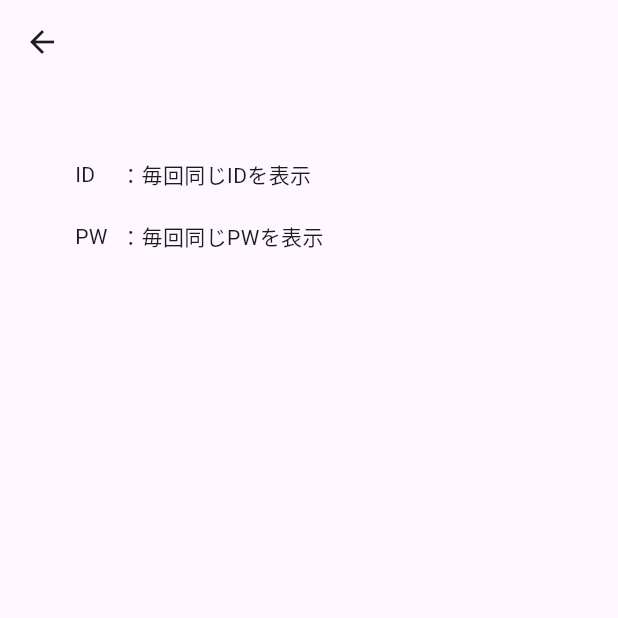
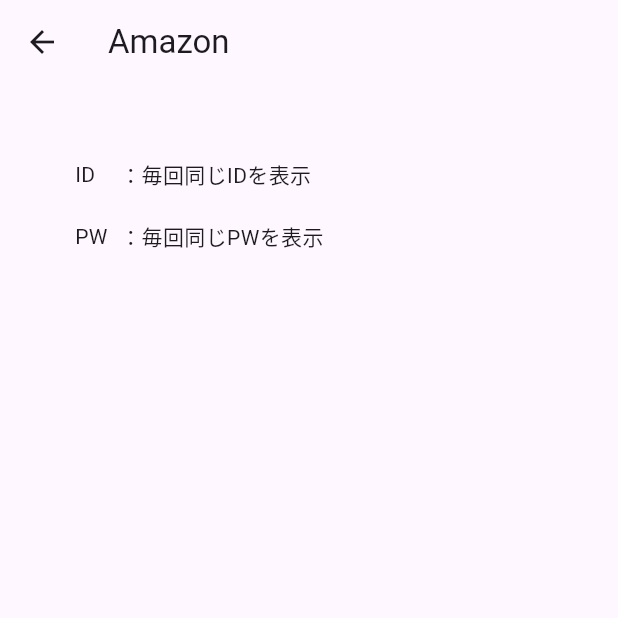
Before and after one commit to hide0621/flutter_sample_app, a Flutter app: the screen it shows after launch, after a tap on "Amazon", on a phone screen of 412 x 824 dp, the top half of it. Run offline on Flutter 3.47's test engine with Material 3 defaults, Android fonts, the phone set to English and light mode, and no system bars.

Commit message:
リストタップ後の遷移先画面にリストに紐づいてヘッダーが表示されるようにした

```diff
--- a/lib/main.dart
+++ b/lib/main.dart
@@ -63,7 +63,7 @@ class _MyHomePageState extends State<MyHomePage> {
                   Navigator.push(
                     context,
                     MaterialPageRoute(
-                      builder: (context) => const NextPage(),
+                      builder: (context) => NextPage(titleList[index]),
                     ),
                   );
                 },
--- a/lib/next_page.dart
+++ b/lib/next_page.dart
@@ -2,12 +2,15 @@ import 'package:flutter/material.dart';
 
 // StatelessWidgetの雛形を簡単に作るために「stless」と入力してEnterキーを押す
 class NextPage extends StatelessWidget {
-  const NextPage({Key? key}) : super(key: key);
+  final String title;
+  const NextPage(this.title, {Key? key}) : super(key: key);
 
   @override
   Widget build(BuildContext context) {
     return Scaffold(
-        appBar: AppBar(),
+        appBar: AppBar(
+          title: Text(title),
+        ),
         body: const Padding(
           padding: EdgeInsets.all(50.0),
           child: Column(
```
